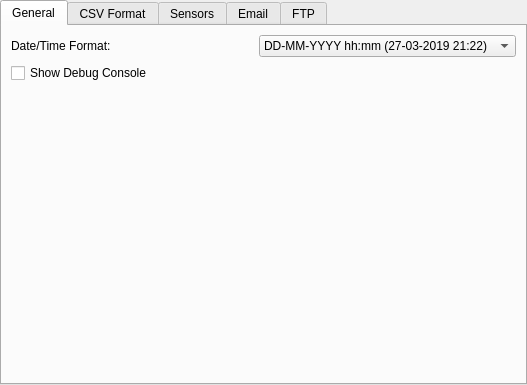
Before: the Qt Designer form manager/src/SettingsWidget.ui in porkmarks/sense, drawn with Qt 5.
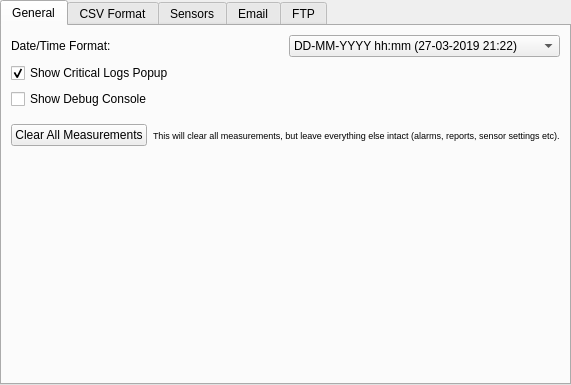
After: the same form once the commit is applied. Icons and pictures are not drawn. Custom widgets are drawn as their Qt base class.

Patch:
```diff
--- a/manager/src/SettingsWidget.ui
+++ b/manager/src/SettingsWidget.ui
@@ -40,6 +40,13 @@
        <string>General</string>
       </attribute>
       <layout class="QGridLayout" name="gridLayout_3">
+       <item row="2" column="0" colspan="2">
+        <widget class="QCheckBox" name="showDebugConsole">
+         <property name="text">
+          <string>Show Debug Console</string>
+         </property>
+        </widget>
+       </item>
        <item row="0" column="1">
         <widget class="QComboBox" name="dateTimeFormat">
          <item>
@@ -64,7 +71,54 @@
          </item>
         </widget>
        </item>
-       <item row="2" column="0">
+       <item row="3" column="0" colspan="2">
+        <widget class="QWidget" name="clearMeasurementsSection" native="true">
+         <layout class="QHBoxLayout" name="horizontalLayout_2">
+          <property name="spacing">
+           <number>6</number>
+          </property>
+          <property name="leftMargin">
+           <number>0</number>
+          </property>
+          <property name="rightMargin">
+           <number>0</number>
+          </property>
+          <item>
+           <widget class="QPushButton" name="clearMeasurements">
+            <property name="text">
+             <string>Clear All Measurements</string>
+            </property>
+           </widget>
+          </item>
+          <item>
+           <widget class="QLabel" name="label_31">
+            <property name="font">
+             <font>
+              <pointsize>7</pointsize>
+             </font>
+            </property>
+            <property name="text">
+             <string>This will clear all measurements, but leave everything else intact (alarms, reports, sensor settings etc).</string>
+            </property>
+           </widget>
+          </item>
+          <item>
+           <spacer name="horizontalSpacer">
+            <property name="orientation">
+             <enum>Qt::Horizontal</enum>
+            </property>
+            <property name="sizeHint" stdset="0">
+             <size>
+              <width>88</width>
+              <height>20</height>
+             </size>
+            </property>
+           </spacer>
+          </item>
+         </layout>
+        </widget>
+       </item>
+       <item row="4" column="0">
         <spacer name="verticalSpacer_4">
          <property name="orientation">
           <enum>Qt::Vertical</enum>
@@ -84,10 +138,13 @@
          </property>
         </widget>
        </item>
-       <item row="1" column="0" colspan="2">
-        <widget class="QCheckBox" name="showDebugConsole">
+       <item row="1" column="0">
+        <widget class="QCheckBox" name="showCriticalLogsPopup">
          <property name="text">
-          <string>Show Debug Console</string>
+          <string>Show Critical Logs Popup</string>
+         </property>
+         <property name="checked">
+          <bool>true</bool>
          </property>
         </widget>
        </item>
```
